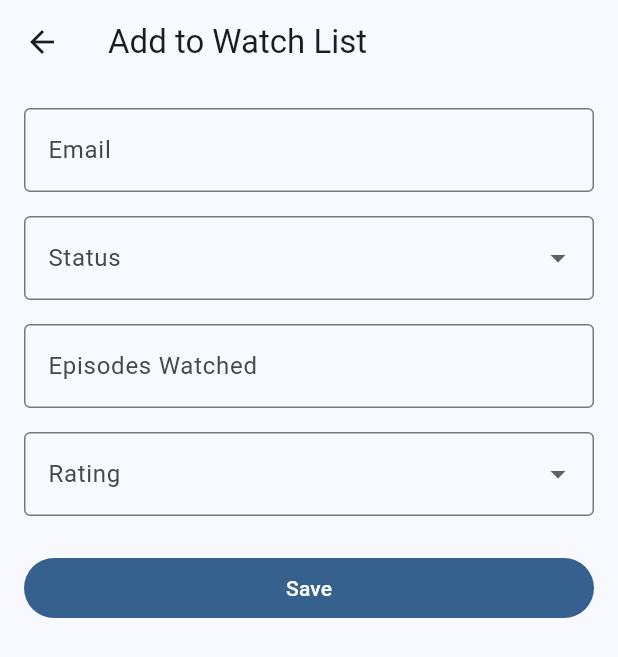
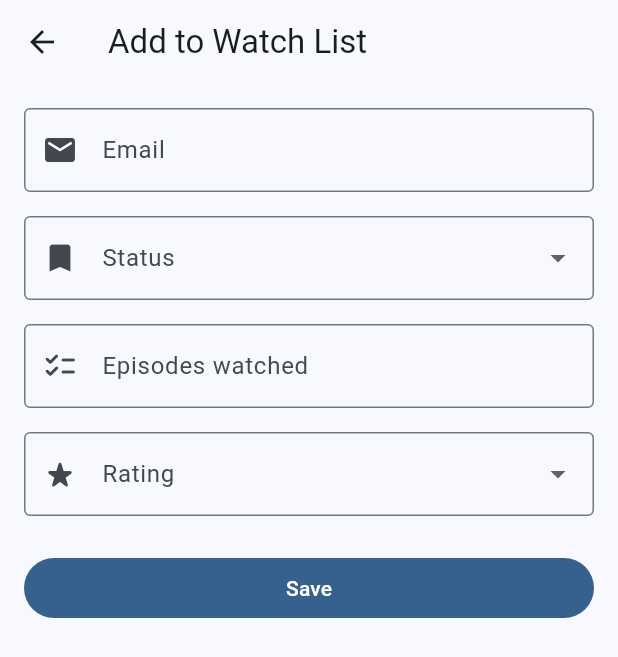
Before and after one commit to bryanless/Yume-Flutter-Archived, a Flutter app: the AddWatchListPage screen opened by its route, on a phone screen of 412 x 824 dp. Shown: the top 657 px of the screen. Run offline on Flutter 3.47's test engine with Material 2 defaults, Android fonts, the light colour scheme and no system bars; drawn by our look-alikes of dynamic_color.

Commit message:
Add prefixIcon to form field

```diff
--- a/lib/core/yume_icons.dart
+++ b/lib/core/yume_icons.dart
@@ -1,7 +1,11 @@
 import 'package:flutter/material.dart';
 
 class YumeIcons {
+  static const IconData bookmark = Icons.bookmark_rounded;
+  static const IconData checklist = Icons.checklist_rounded;
+  static const IconData email = Icons.email_rounded;
   static const IconData favorite = Icons.favorite_rounded;
   static const IconData favoriteOutlined = Icons.favorite_border_rounded;
   static const IconData playlistAdd = Icons.playlist_add_rounded;
+  static const IconData starRate = Icons.star_rate_rounded;
 }
--- a/lib/views/watch_list/add_watch_list.dart
+++ b/lib/views/watch_list/add_watch_list.dart
@@ -57,6 +57,7 @@ class _AddWatchListPageState extends State<AddWatchListPage> {
                   children: [
                     YumeOutlinedTextField(
                       labelText: 'Email',
+                      prefixIcon: YumeIcons.email,
                       keyboardType: TextInputType.emailAddress,
                       onSaved: (email) {
                         _onEmailSaved(email);
@@ -77,13 +78,13 @@ class _AddWatchListPageState extends State<AddWatchListPage> {
                     ),
                     YumeDropdownTextField(
                       labelText: 'Status',
-                      // hint: WatchStatus.planToWatch.value,
                       options: WatchStatus.values
                           .map((status) => status.value.toString())
                           .toList(),
                       onChanged: (status) {
                         _onStatusChanged(status);
                       },
+                      prefixIcon: YumeIcons.bookmark,
                       onSaved: (status) {
                         _onStatusChanged(status);
                       },
@@ -99,8 +100,8 @@ class _AddWatchListPageState extends State<AddWatchListPage> {
                       space: YumeSpace.medium,
                     ),
                     YumeOutlinedTextField(
-                      labelText: 'Episodes Watched',
-                      // hintText: '12',
+                      labelText: 'Episodes watched',
+                      prefixIcon: YumeIcons.checklist,
                       keyboardType: TextInputType.number,
                       onSaved: (episode) {
                         _onEpisodeSaved(episode);
@@ -122,13 +123,13 @@ class _AddWatchListPageState extends State<AddWatchListPage> {
                     ),
                     YumeDropdownTextField(
                       labelText: 'Rating',
-                      // hint: Rating.unknown.value,
                       options: Rating.values
                           .map((rating) => rating.value.toString())
                           .toList(),
                       onChanged: (rating) {
                         _onRatingChanged(rating);
                       },
+                      prefixIcon: YumeIcons.starRate,
                       onSaved: (rating) {
                         _onRatingChanged(rating);
                       },
--- a/lib/widgets/text_field.dart
+++ b/lib/widgets/text_field.dart
@@ -7,6 +7,7 @@ class YumeOutlinedTextField extends StatelessWidget {
     this.initialValue,
     this.labelText,
     this.hintText,
+    this.prefixIcon,
     this.keyboardType,
     this.autofocus = false,
     this.onSaved,
@@ -18,6 +19,7 @@ class YumeOutlinedTextField extends StatelessWidget {
   final String? initialValue;
   final String? labelText;
   final String? hintText;
+  final IconData? prefixIcon;
   final TextInputType? keyboardType;
   final bool autofocus;
   final Function(String?)? onSaved;
@@ -33,6 +35,7 @@ class YumeOutlinedTextField extends StatelessWidget {
         labelText: labelText,
         border: const OutlineInputBorder(),
         hintText: hintText,
+        prefixIcon: prefixIcon != null ? Icon(prefixIcon) : null,
       ),
       keyboardType: keyboardType,
       autofocus: autofocus,
@@ -47,21 +50,23 @@ class YumeOutlinedTextField extends StatelessWidget {
 class YumeDropdownTextField extends StatelessWidget {
   const YumeDropdownTextField({
     super.key,
+    required this.options,
+    this.value,
+    this.hint,
+    required this.onChanged,
     this.labelText,
-    this.hint,
-    required this.options,
-    required this.onChanged,
-    this.value,
+    this.prefixIcon,
     this.onSaved,
     this.validator,
     this.autovalidateMode,
   });
 
+  final List<String> options;
+  final String? value;
+  final String? hint;
+  final void Function(String?)? onChanged;
   final String? labelText;
-  final String? hint;
-  final List<String> options;
-  final void Function(String?)? onChanged;
-  final String? value;
+  final IconData? prefixIcon;
   final Function(String?)? onSaved;
   final String? Function(String?)? validator;
   final AutovalidateMode? autovalidateMode;
@@ -82,6 +87,7 @@ class YumeDropdownTextField extends StatelessWidget {
       decoration: InputDecoration(
         labelText: labelText,
         border: const OutlineInputBorder(),
+        prefixIcon: prefixIcon != null ? Icon(prefixIcon) : null,
       ),
       onSaved: onSaved,
       validator: validator,
```
